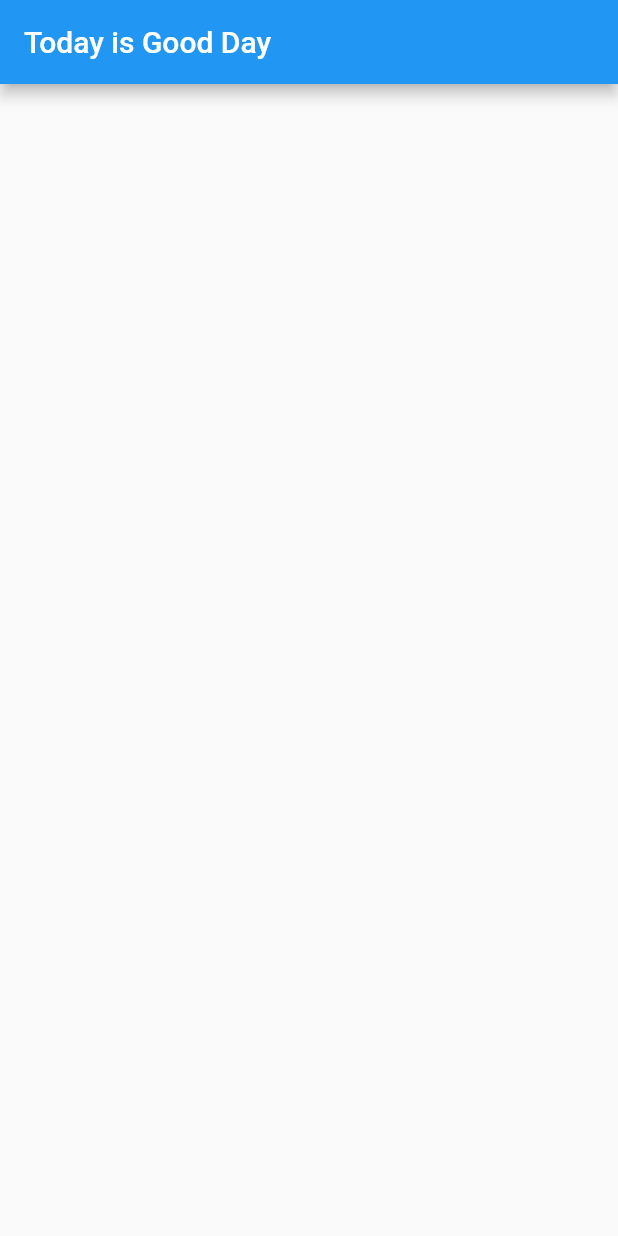
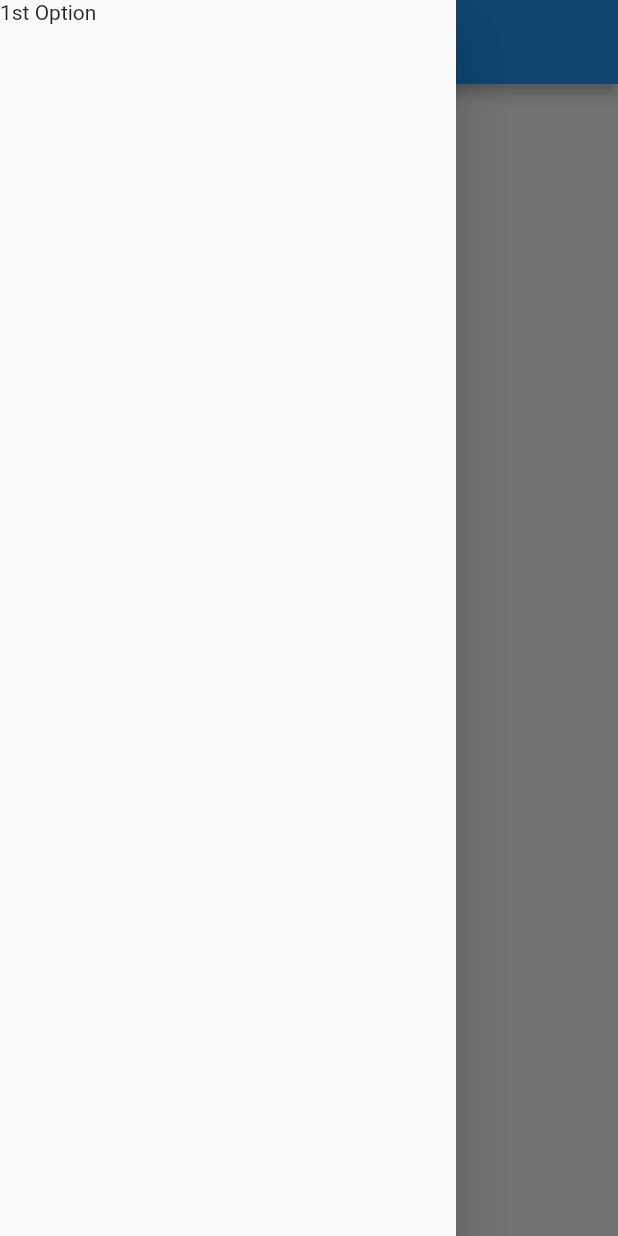
Before and after one commit to csesonukumar/Catalog-App, a Flutter app: the screen it shows after launch, with the side drawer open (before the commit the screen has no drawer), on a phone screen of 412 x 824 dp. Run offline on Flutter 3.47's test engine with Material 2 defaults, Android fonts, the phone set to English and light mode, and no system bars.

Commit message:
second commit

```diff
--- a/lib/homepage.dart
+++ b/lib/homepage.dart
@@ -9,6 +9,9 @@ class homepage extends StatelessWidget {
     return MaterialApp(
       debugShowCheckedModeBanner: false,
       home: Scaffold(
+        drawer: Drawer(
+          child: SafeArea(child: Text("1st Option")),
+        ),
         appBar: AppBar(
           title: Text("Today is $day"),
         ),
```
